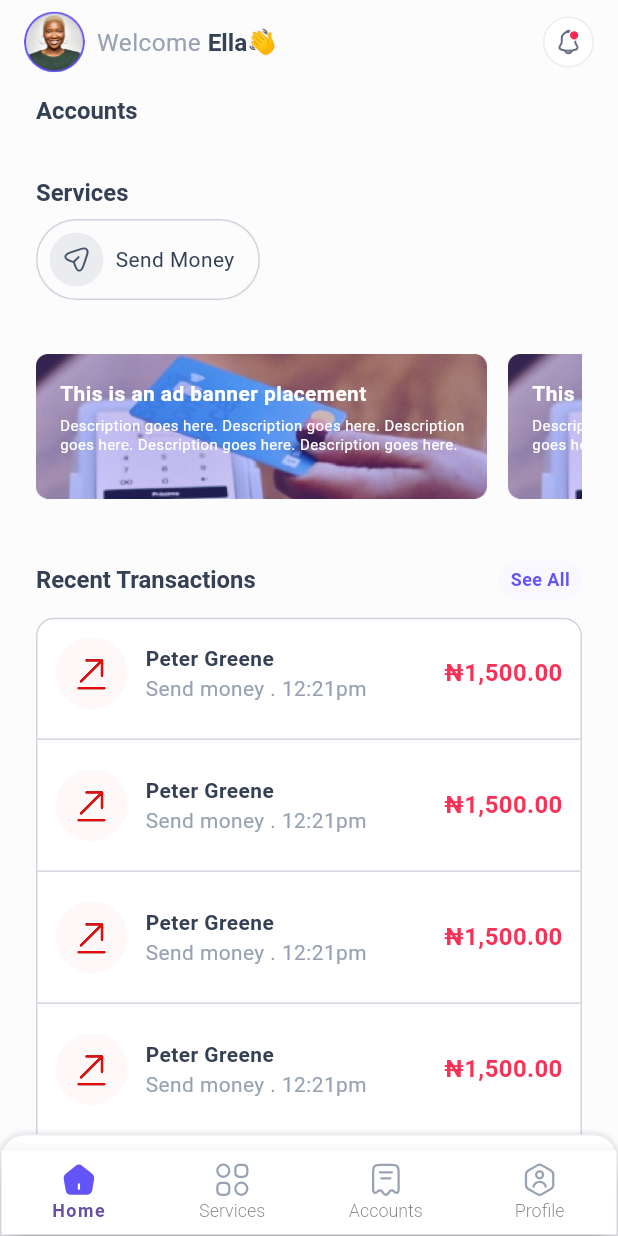
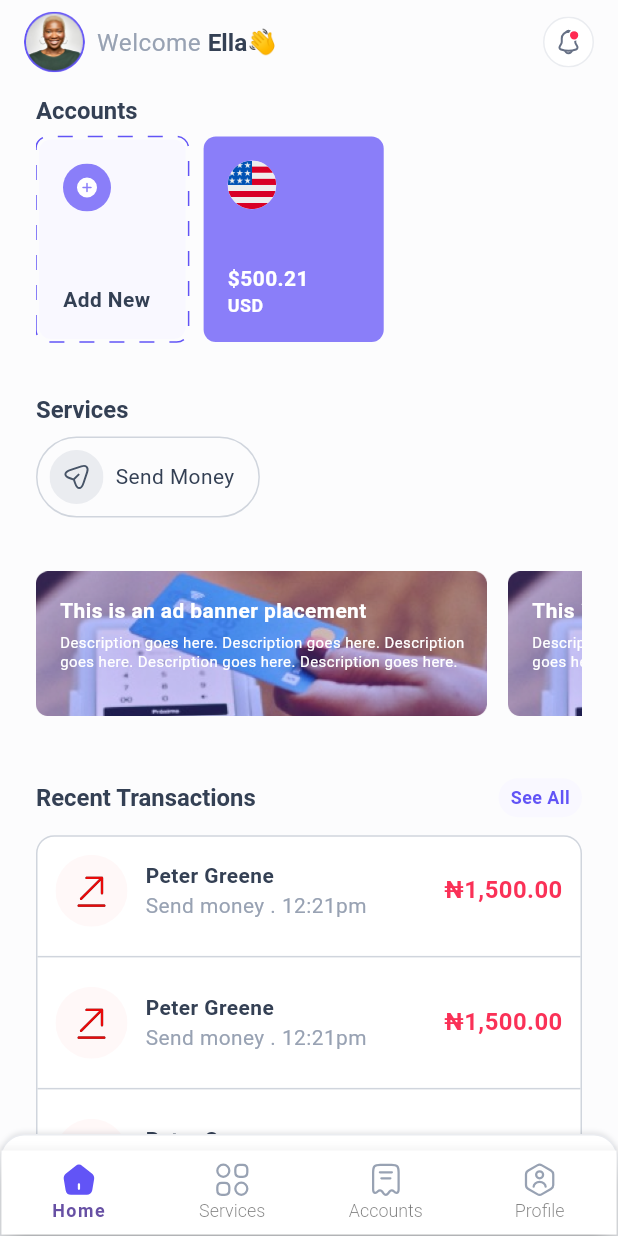
Before and after one commit to maraz-dev/remittance_mobile, a Flutter app: the DashboardView screen opened by its route, on a phone screen of 412 x 824 dp. Run offline on Flutter 3.47's test engine with Material 3 defaults, Android fonts, the phone set to English and light mode, and no system bars; drawn by our look-alikes of dotted_border; our stand-ins replace clock, device_info_plus, dio, flutter_animate, flutter_screenutil, flutter_secure_storage and 13 more; missing offline and left inert: curl_logger_dio_interceptor, dio_cache_interceptor, dio_cache_interceptor_hive_store; accounts and stored records are empty; Roboto replaces fonts that are missing (SFPro).

Commit message:
feat: home view - part 1

```diff
--- a/lib/view/features/home/home_view.dart
+++ b/lib/view/features/home/home_view.dart
@@ -1,3 +1,4 @@
+import 'package:dotted_border/dotted_border.dart';
 import 'package:flutter/material.dart';
 import 'package:flutter/widgets.dart';
 import 'package:flutter_screenutil/flutter_screenutil.dart';
@@ -52,9 +53,21 @@ class _HomeViewState extends State<HomeView> {
         child: Column(
           crossAxisAlignment: CrossAxisAlignment.start,
           children: [
+            /// Acounts
             Text(
               'Accounts',
               style: Theme.of(context).textTheme.displaySmall,
+            ),
+            8.0.height,
+            SizedBox(
+              height: 135.h,
+              child: Row(
+                children: [
+                  const AddNewAccountCard(),
+                  10.0.width,
+                  const AccountsCard()
+                ],
+              ),
             ),
             36.0.height,
 
@@ -133,6 +146,82 @@ class _HomeViewState extends State<HomeView> {
   }
 }
 
+class AccountsCard extends StatelessWidget {
+  const AccountsCard({
+    super.key,
+  });
+
+  @override
+  Widget build(BuildContext context) {
+    return Container(
+      padding: const EdgeInsets.only(top: 16, left: 16, bottom: 16, right: 50),
+      decoration: BoxDecoration(
+          color: AppColors.kCardColor,
+          borderRadius: BorderRadius.circular(8.r)),
+      child: Column(
+        crossAxisAlignment: CrossAxisAlignment.start,
+        mainAxisAlignment: MainAxisAlignment.spaceBetween,
+        children: [
+          CircleAvatar(
+            radius: 16.r,
+            backgroundImage: const AssetImage(AppImages.us),
+          ),
+          Column(
+            crossAxisAlignment: CrossAxisAlignment.start,
+            children: [
+              Text(
+                '\$500.21',
+                style: Theme.of(context).textTheme.bodyMedium!.copyWith(
+                    color: AppColors.kWhiteColor, fontWeight: FontWeight.bold),
+              ),
+              Text(
+                'USD',
+                style: Theme.of(context).textTheme.bodySmall!.copyWith(
+                    color: AppColors.kWhiteColor, fontWeight: FontWeight.bold),
+              ),
+            ],
+          )
+        ],
+      ),
+    );
+  }
+}
+
+class AddNewAccountCard extends StatelessWidget {
+  const AddNewAccountCard({
+    super.key,
+  });
+
+  @override
+  Widget build(BuildContext context) {
+    return DottedBorder(
+      color: AppColors.kPrimaryColor,
+      borderType: BorderType.RRect,
+      radius: const Radius.circular(8),
+      dashPattern: const [10, 10],
+      child: Container(
+        padding: const EdgeInsets.all(16),
+        decoration: BoxDecoration(
+            color: AppColors.kTextBorderColor,
+            borderRadius: BorderRadius.circular(8.r)),
+        child: Column(
+          crossAxisAlignment: CrossAxisAlignment.start,
+          mainAxisAlignment: MainAxisAlignment.spaceBetween,
+          children: [
+            SvgPicture.asset(AppImages.homeViewAdd),
+            Text(
+              'Add New \t',
+              style: Theme.of(context).textTheme.bodyMedium!.copyWith(
+                  color: AppColors.kSecondaryColor,
+                  fontWeight: FontWeight.bold),
+            )
+          ],
+        ),
+      ),
+    );
+  }
+}
+
 class TransactionCard extends StatelessWidget {
   const TransactionCard({
     super.key,
--- a/lib/view/theme/app_colors.dart
+++ b/lib/view/theme/app_colors.dart
@@ -13,6 +13,7 @@ abstract class AppColors {
   static const kTextColor = Color(0xFF98A2B3);
   static const kHintColor = Color(0xFF98A2B3);
   static const kPinInputColor = Color(0xFFF0EEFF);
+  static const kCardColor = Color(0xFF8A7EF9);
 
   static const kSuccessColor = Color(0xFF027A48);
   static const kWarningColor = Color(0xFFFACC15);
--- a/lib/view/utils/app_images.dart
+++ b/lib/view/utils/app_images.dart
@@ -26,9 +26,16 @@ class AppImages {
   static const addCard = '$path/add_card.svg';
   static const credit = '$path/credit.svg';
   static const debit = '$path/debit.svg';
+  static const homeViewAdd = '$path/add_home_view.svg';
 
   /// IMAGES
   static const String imagePath = 'assets/images';
   static const tempProfileImage = '$imagePath/profile_image.png';
   static const homeBannerImage = '$imagePath/home_banner_image.png';
+
+  /// COUNTRY
+  static const String imageCountryPath = 'assets/images/country';
+  static const us = '$imageCountryPath/us.png';
+  static const uk = '$imageCountryPath/uk.png';
+  static const ng = '$imageCountryPath/ng.png';
 }
```
Also changed, not shown: pubspec.yaml (+7 -15 lines), assets/images/country/ng.png (added), assets/images/country/uk.png (added), assets/images/country/us.png (added), assets/images/svg/add_home_view.svg (added), pubspec.lock.
